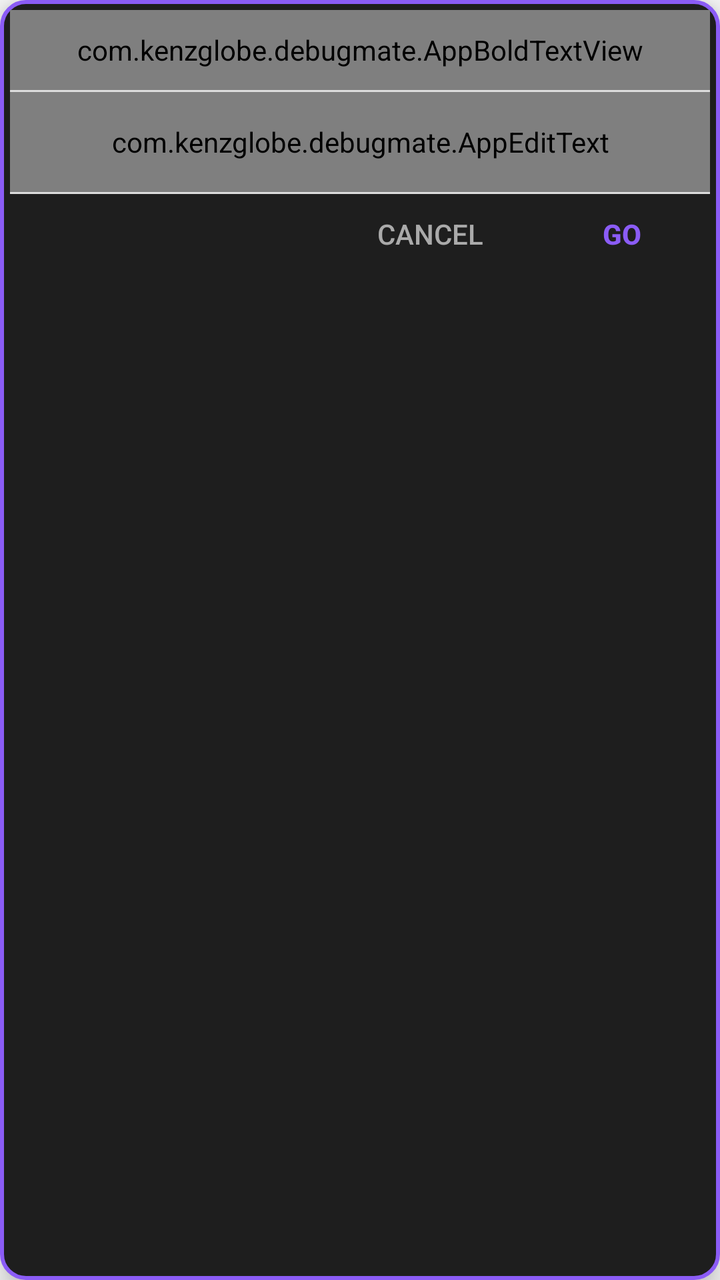
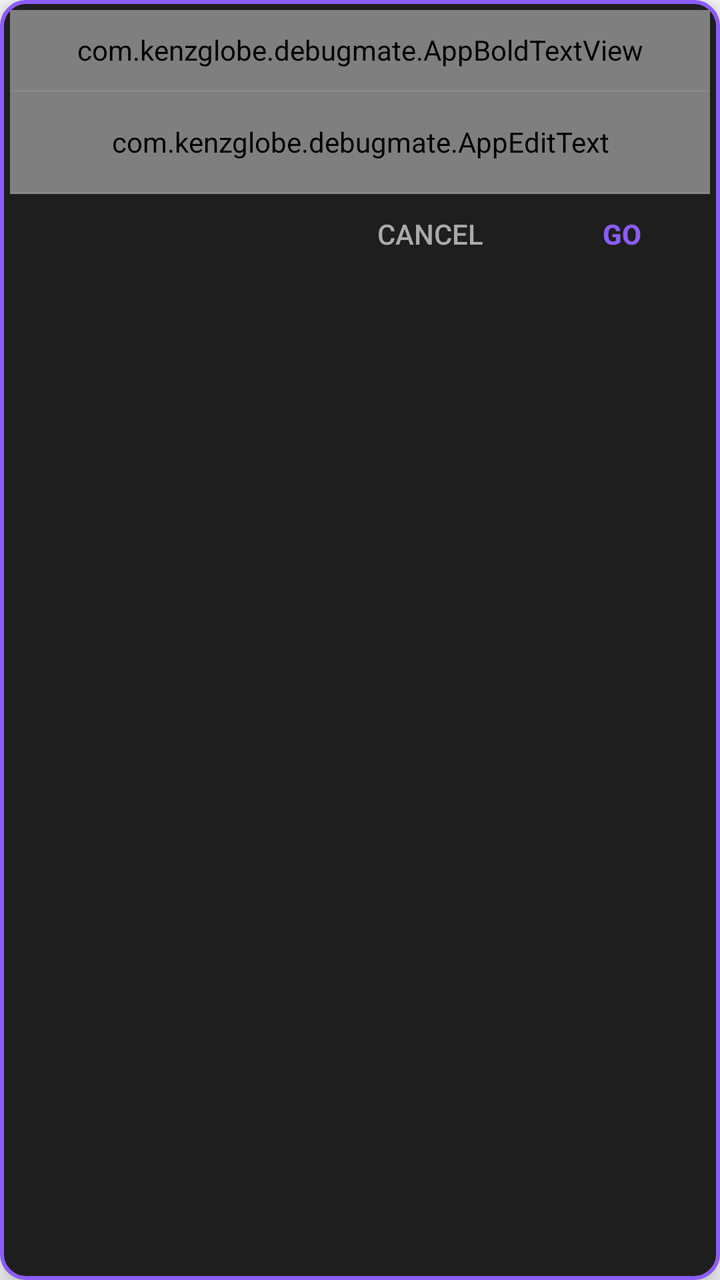

Before-and-after screenshots of an Android layout around one commit, followed by the original layout XML and the change that was made.
<!-- AndroidManifest.xml: application theme AppTheme -->
<!-- res/layout/dialog_goto_line.xml -->
<?xml version="1.0" encoding="utf-8"?>
<LinearLayout xmlns:android="http://schemas.android.com/apk/res/android"
    android:layout_width="320dp"
    android:layout_height="wrap_content"
    android:orientation="vertical"
    android:background="@drawable/bg_custom_popup"
    android:padding="5dp"
    android:elevation="8dp">

    
    <com.kenzglobe.debugmate.AppBoldTextView
        android:layout_width="match_parent"
        android:layout_height="40dp"
        android:text="Go to Line"
        android:textColor="#FFFFFF"
        android:textSize="18sp"
        android:gravity="center" />
        
    <View android:layout_width="match_parent" android:layout_height="1dp" android:background="#DDDDDD" />

    
    <com.kenzglobe.debugmate.AppEditText
        android:id="@+id/dialog_goto_input"
        android:layout_width="match_parent"
        android:layout_height="50dp"
        android:hint="Enter line number..."
        android:inputType="number"
        android:textSize="15dp"
        android:textColor="#FFFFFF"
        android:textColorHint="#888888"
        android:textCursorDrawable="@drawable/cursor_white"
        android:background="@null"
        android:padding="10dp" />
        
    <View android:layout_width="match_parent" android:layout_height="1dp" android:background="#DDDDDD" />

    
    <LinearLayout
        android:layout_width="match_parent"
        android:layout_height="40dp"
        android:orientation="horizontal"
        android:gravity="end">

        <Button
            android:id="@+id/dialog_goto_cancel"
            android:layout_width="wrap_content"
            android:layout_height="match_parent"
            android:text="Cancel"
            android:textColor="#AAAAAA"
            android:background="?android:attr/selectableItemBackground"
            android:layout_marginEnd="8dp" />

        <Button
            android:id="@+id/dialog_goto_confirm"
            android:layout_width="wrap_content"
            android:layout_height="match_parent"
            android:text="GO"
            android:textColor="#8B5CF6"
            android:background="?android:attr/selectableItemBackground"
            android:textStyle="bold" />

    </LinearLayout>

</LinearLayout>
<!-- resources referenced by this layout -->
<resources>
  <!-- drawable bg_custom_popup (drawable-xxhdpi) -->
  <?xml version="1.0" encoding="utf-8"?>
  <shape xmlns:android="http://schemas.android.com/apk/res/android">
  
      <solid android:color="#1E1E1E" />
      
      <corners android:radius="12dp" />
          
      <stroke android:width="2dp" android:color="#8B5CF6" />
          
  </shape>
  <!-- drawable cursor_white (drawable-xxhdpi) -->
  <?xml version="1.0" encoding="utf-8"?>
  <shape xmlns:android="http://schemas.android.com/apk/res/android"
      android:shape="rectangle">
      
      
      <solid android:color="#FFFFFF" />
      
      
      <size android:width="2dp" />
      
  </shape>
  <style name="AppTheme" parent="@android:style/Theme.Material.Light.NoActionBar">
          <item name="android:statusBarColor">#1E1E1E</item>
          <item name="android:navigationBarColor">#1E1E1E</item>
          <item name="android:windowLightStatusBar">false</item>
      </style>
</resources>

<!-- the commit's change to res/layout/dialog_goto_line.xml (unified diff, before → after) -->
@@ -16,7 +16,7 @@
         android:textSize="18sp"
         android:gravity="center" />
         
-    <View android:layout_width="match_parent" android:layout_height="1dp" android:background="#DDDDDD" />
+    <View android:layout_width="match_parent" android:layout_height="1dp" android:background="#888888" />
 
     
     <com.kenzglobe.debugmate.AppEditText
@@ -32,7 +32,7 @@
         android:background="@null"
         android:padding="10dp" />
         
-    <View android:layout_width="match_parent" android:layout_height="1dp" android:background="#DDDDDD" />
+    <View android:layout_width="match_parent" android:layout_height="1dp" android:background="#888888" />
 
     
     <LinearLayout
